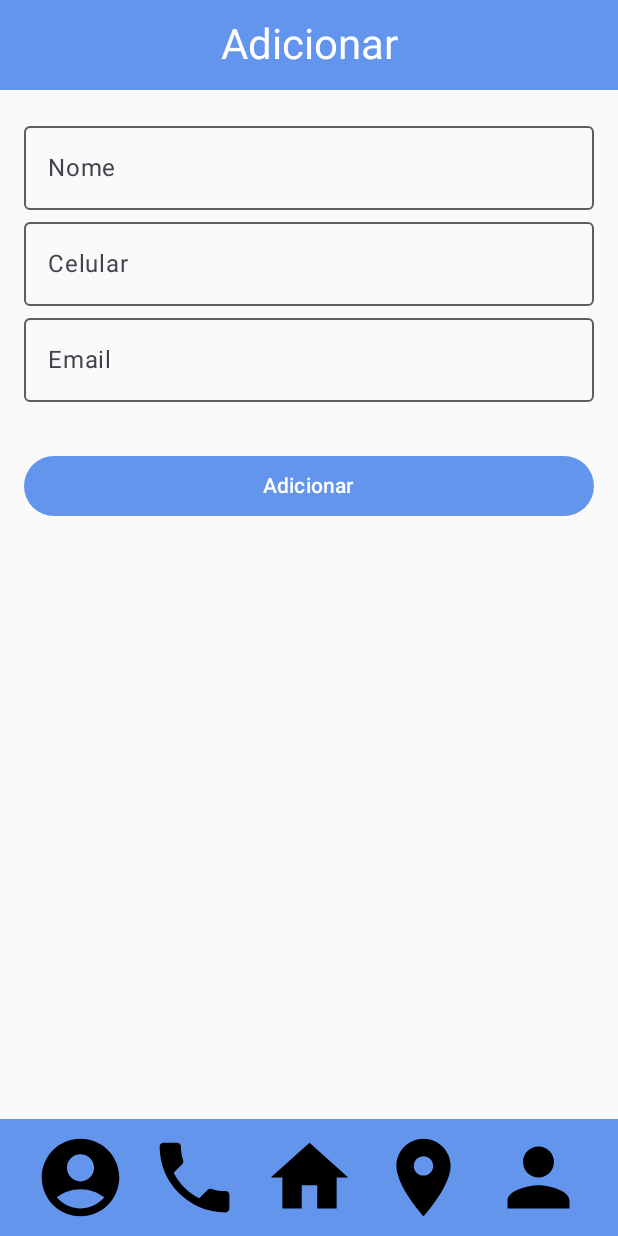
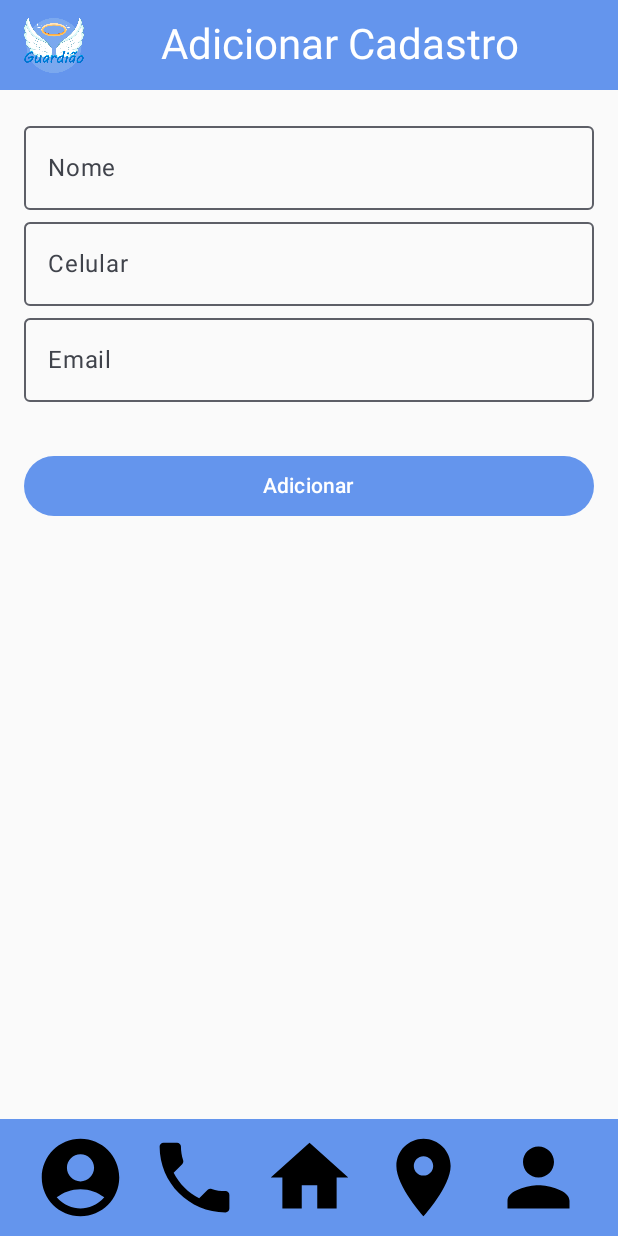
Before and after one commit to leviutima/GUARDIAO_APP, an Android app built with Jetpack Compose: the Adicionar screen opened through its navigation route, on a phone screen of 412 x 824 dp. Run offline under Robolectric (Android 15) with nearby library versions, the phone set to English and light mode, and no system bars; network calls fail; pictures from the network do not load.

Commit message:
Update AdicionarContatoScreen.kt

```diff
--- a/app/src/main/java/br/com/fiap/guardiao_app/screens/AdicionarContatoScreen.kt
+++ b/app/src/main/java/br/com/fiap/guardiao_app/screens/AdicionarContatoScreen.kt
@@ -1,7 +1,10 @@
 package br.com.fiap.guardiao_app.screens
 
+import androidx.compose.foundation.Image
+import androidx.compose.foundation.layout.Arrangement
 import androidx.compose.foundation.layout.Box
 import androidx.compose.foundation.layout.Column
+import androidx.compose.foundation.layout.Row
 import androidx.compose.foundation.layout.Spacer
 import androidx.compose.foundation.layout.fillMaxSize
 import androidx.compose.foundation.layout.fillMaxWidth
@@ -24,10 +27,17 @@ import androidx.compose.runtime.setValue
 import androidx.compose.ui.Alignment
 import androidx.compose.ui.Modifier
 import androidx.compose.ui.graphics.Color
+import androidx.compose.ui.res.painterResource
 import androidx.compose.ui.text.input.KeyboardType
+import androidx.compose.ui.text.style.TextAlign
 import androidx.compose.ui.unit.dp
 import androidx.navigation.NavController
+import br.com.fiap.guardiao_app.R
 import br.com.fiap.guardiao_app.components.Footer
+import androidx.compose.material3.Icon
+import androidx.compose.material3.IconButton
+import androidx.compose.ui.res.painterResource
+
 
 
 @Composable
@@ -67,18 +77,22 @@ fun AdicionarContato(modifier: Modifier = Modifier, navController: NavController
             Spacer(modifier = Modifier.padding(16.dp))
 
             Button(
-                onClick = { /*TODO*/ },
-                modifier = Modifier.width(500.dp),
+                onClick = {
+                    // Navegar para a tela Home
+                    navController.navigate("home")
+                },
+                modifier = Modifier.fillMaxWidth(), // Ajustado para preencher a largura disponível
                 colors = ButtonDefaults.buttonColors(
                     containerColor = AzulRoyal
                 )
-                ) {
+            ) {
                 Text(
                     text = "Adicionar",
                     color = Color.White
                 )
             }
         }
+
 
         Footer(modifier = Modifier.fillMaxWidth(), navController = navController)
     }
@@ -90,17 +104,31 @@ fun AdicionarContatoHeader() {
         color = AzulRoyal,
         modifier = Modifier
             .fillMaxWidth()
-            .height(60.dp)
-            .padding(0.dp)
+            .height(60.dp) // Ajuste a altura conforme necessário
     ) {
-        Box(
-            modifier = Modifier.fillMaxSize(),
-            contentAlignment = Alignment.Center
+        Row(
+            modifier = Modifier
+                .fillMaxSize()
+                .padding(horizontal = 16.dp), // Ajusta o padding horizontal
+            verticalAlignment = Alignment.CenterVertically,
+            horizontalArrangement = Arrangement.SpaceBetween // Espaça a imagem e o texto
         ) {
+            // Imagem no canto superior esquerdo
+            Image(
+                painter = painterResource(id = R.drawable.logo),
+                contentDescription = "Logo",
+                modifier = Modifier.size(40.dp) // Ajuste o tamanho conforme necessário
+            )
+
+            // Texto centralizado
             Text(
-                text = "Adicionar",
+                text = "Adicionar Cadastro",
                 color = Color.White,
-                style = MaterialTheme.typography.headlineMedium
+                style = MaterialTheme.typography.headlineMedium,
+                modifier = Modifier
+                    .weight(1f) // Faz o texto ocupar o espaço restante
+                    .align(Alignment.CenterVertically), // Centraliza verticalmente
+                textAlign = TextAlign.Center
             )
         }
     }
```
